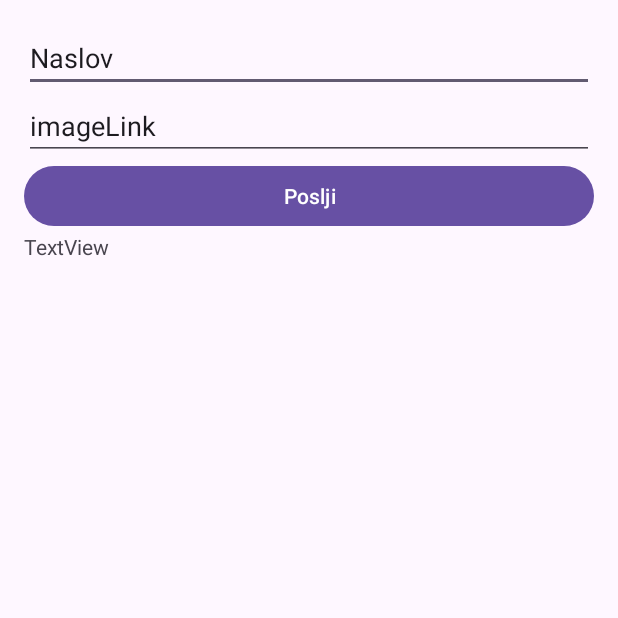
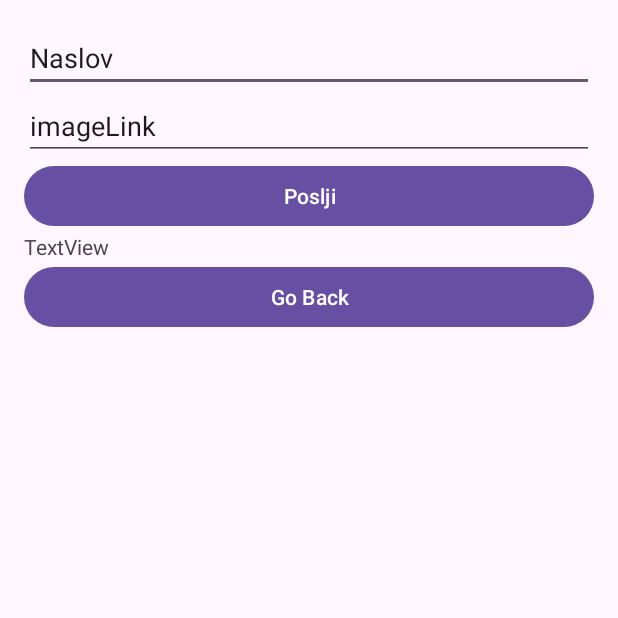
Before and after one commit to timpurnat/IS-Naloga-Knjiznica, an Android app: the AddKnjigaActivity screen opened directly, with no data from a screen before it, on a phone screen of 412 x 824 dp, the top half of it. Run offline under Robolectric (Android 15) with nearby library versions, the phone set to English and light mode, and no system bars; our stand-ins replace Volley; network calls fail.

Commit message:
Update activity_add_knjiga.xml

```diff
--- a/app/src/main/res/layout/activity_add_knjiga.xml
+++ b/app/src/main/res/layout/activity_add_knjiga.xml
@@ -1,10 +1,12 @@
 <?xml version="1.0" encoding="utf-8"?>
-<androidx.constraintlayout.widget.ConstraintLayout xmlns:android="http://schemas.android.com/apk/res/android"
+<androidx.constraintlayout.widget.ConstraintLayout
+    xmlns:android="http://schemas.android.com/apk/res/android"
     xmlns:app="http://schemas.android.com/apk/res-auto"
     xmlns:tools="http://schemas.android.com/tools"
     android:layout_width="match_parent"
     android:layout_height="match_parent"
     tools:context=".AddKnjigaActivity">
+
     <LinearLayout
         android:layout_width="match_parent"
         android:layout_height="match_parent"
@@ -19,7 +21,6 @@
         app:layout_constraintEnd_toEndOf="parent"
         app:layout_constraintStart_toStartOf="parent"
         app:layout_constraintTop_toTopOf="parent">
-
 
         <EditText
             android:id="@+id/teNaslov"
@@ -36,13 +37,6 @@
             android:ems="10"
             android:inputType="textPersonName"
             android:text="imageLink" />
-<!--        <EditText-->
-<!--            android:id="@+id/teDate"-->
-<!--            android:layout_width="match_parent"-->
-<!--            android:layout_height="wrap_content"-->
-<!--            android:ems="10"-->
-<!--            android:inputType="textPersonName"-->
-<!--            android:text="Datum" />-->
 
         <Button
             android:id="@+id/submit"
@@ -56,5 +50,13 @@
             android:layout_width="match_parent"
             android:layout_height="wrap_content"
             android:text="TextView" />
+
+        <Button
+            android:id="@+id/btnBack"
+            android:layout_width="match_parent"
+            android:layout_height="wrap_content"
+            android:text="Go Back"
+            android:onClick="goBackToMain" />
+
     </LinearLayout>
 </androidx.constraintlayout.widget.ConstraintLayout>
```
